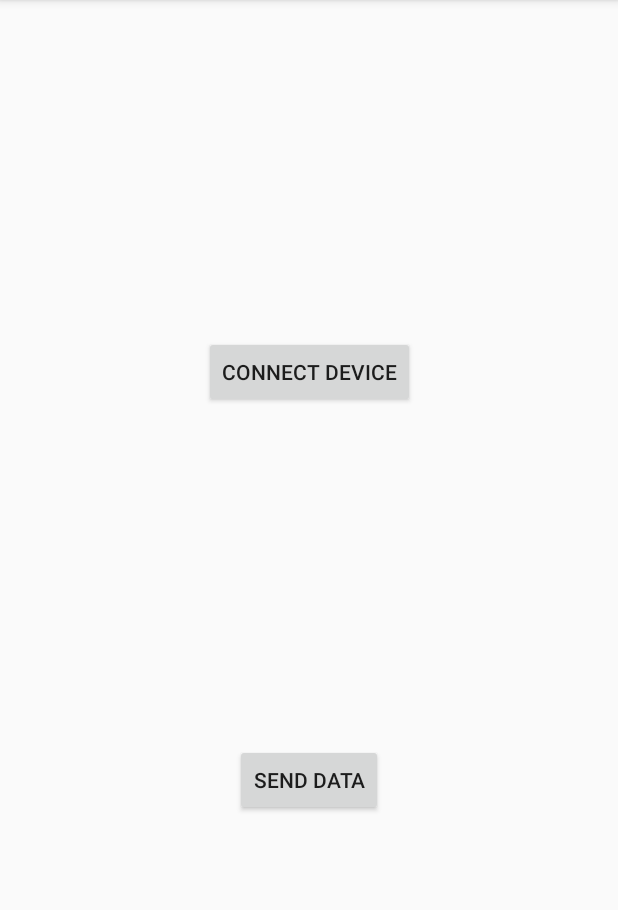
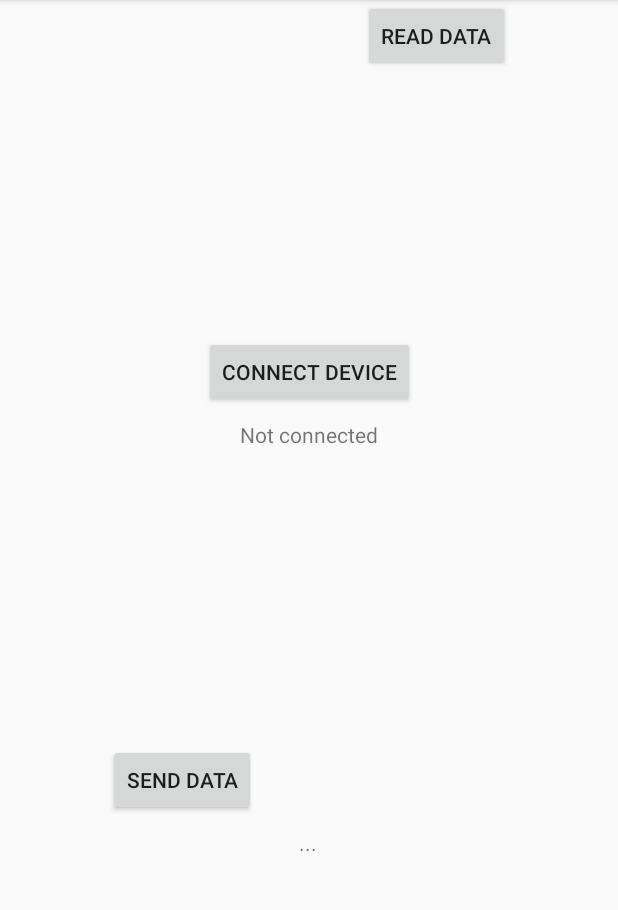
Before and after one commit to orenbell-nidec/BLE-Android-Sample, an Android app: the screen it shows after launch (MainActivity), on a phone screen of 412 x 824 dp, the part 84-994 px from its top. Run offline under Robolectric (Android 15) with nearby library versions, the phone set to English and light mode, and no system bars; 1 statement that could not run was skipped.

Commit message:
Connection and service discovery functional. Can now send data, but won't be seen by scope on other end

```diff
--- a/app/src/main/java/com/nidec/blesample/MainActivity.java
+++ b/app/src/main/java/com/nidec/blesample/MainActivity.java
@@ -23,18 +23,25 @@ import android.os.Handler;
 import android.os.IBinder;
 import android.util.Log;
 import android.view.View;
+import android.widget.TextView;
 import android.widget.Toast;
+
+import org.w3c.dom.Text;
 
 import java.util.List;
 import java.util.UUID;
 
 public class MainActivity extends AppCompatActivity {
     public static BluetoothLeService mBluetoothLeService;
+    TextView t_connected;
+    TextView t_data;
 
     @Override
     protected void onCreate(Bundle savedInstanceState) {
         super.onCreate(savedInstanceState);
         setContentView(R.layout.activity_main);
+        t_connected = findViewById(R.id.textView);
+        t_data = findViewById(R.id.textView2);
     }
 
     @Override
@@ -76,10 +83,17 @@ public class MainActivity extends AppCompatActivity {
     public void connectBT(View view) {
         // NOTE: Perform a scan and connect to the device when needed
         mBluetoothLeService.connect();
+        t_connected.setText("Connected");
     }
 
     public void sendData(View view) {
-        mBluetoothLeService.sendData(new byte[]{0,1,2,3});
+        mBluetoothLeService.sendData(new byte[]{0x02, 0x03, 0x00, 0x05, 0x00, 0x01, (byte)0x94, 0x38});
+    }
+
+    public void readData(View view) {
+        byte[] bytes = mBluetoothLeService.readData();
+        char[] data = BluetoothLeService.bytesToHexString(bytes);
+        t_data.setText(data, 0, data.length);
     }
 
     private final ServiceConnection mServiceConnection = new ServiceConnection() {		//Create new ServiceConnection interface to handle connection and disconnection
@@ -90,6 +104,7 @@ public class MainActivity extends AppCompatActivity {
             try
             {
                 mBluetoothLeService.initialize();   //See if the service did not initialize properly
+
             } catch (RuntimeException err) {
                 Toast.makeText(MainActivity.this, "Unable to initialize Bluetooth", Toast.LENGTH_SHORT).show();
             }
--- a/app/src/main/res/layout/activity_main.xml
+++ b/app/src/main/res/layout/activity_main.xml
@@ -13,7 +13,7 @@
         android:onClick="sendData"
         android:text="Send Data"
         app:layout_constraintBottom_toBottomOf="parent"
-        app:layout_constraintEnd_toEndOf="parent"
+        app:layout_constraintEnd_toStartOf="@+id/readData"
         app:layout_constraintStart_toStartOf="parent"
         app:layout_constraintTop_toBottomOf="@+id/button2" />
 
@@ -28,4 +28,35 @@
         app:layout_constraintStart_toStartOf="parent"
         app:layout_constraintTop_toTopOf="parent" />
 
+    <Button
+        android:id="@+id/readData"
+        android:layout_width="wrap_content"
+        android:layout_height="wrap_content"
+        android:onClick="readData"
+        android:text="Read Data"
+        app:layout_constraintEnd_toEndOf="parent"
+        app:layout_constraintStart_toEndOf="@+id/button"
+        tools:layout_editor_absoluteY="470dp" />
+
+    <TextView
+        android:id="@+id/textView"
+        android:layout_width="wrap_content"
+        android:layout_height="wrap_content"
+        android:layout_marginTop="8dp"
+        android:text="Not connected"
+        app:layout_constraintEnd_toEndOf="parent"
+        app:layout_constraintStart_toStartOf="parent"
+        app:layout_constraintTop_toBottomOf="@+id/button2" />
+
+    <TextView
+        android:id="@+id/textView2"
+        android:layout_width="wrap_content"
+        android:layout_height="wrap_content"
+        android:layout_marginTop="8dp"
+        android:text="..."
+        app:layout_constraintEnd_toEndOf="parent"
+        app:layout_constraintHorizontal_bias="0.498"
+        app:layout_constraintStart_toStartOf="parent"
+        app:layout_constraintTop_toBottomOf="@+id/button" />
+
 </androidx.constraintlayout.widget.ConstraintLayout>
```
Also changed, not shown: app/src/main/java/com/nidec/blesample/BluetoothLeService.java (+17 -17 lines).
